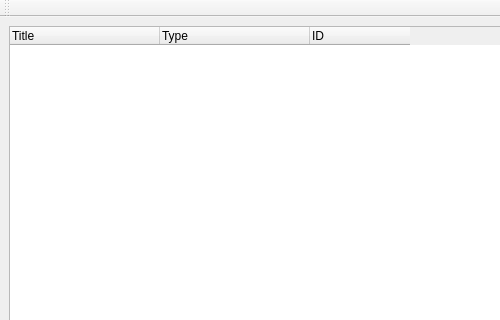
First picture: the form in ui/TailoringWindow.ui, repository OpenSCAP/scap-workbench, before the edit; both pictures show x 0 to 500 and y 0 to 320 of the 1000 by 727 pixel window.
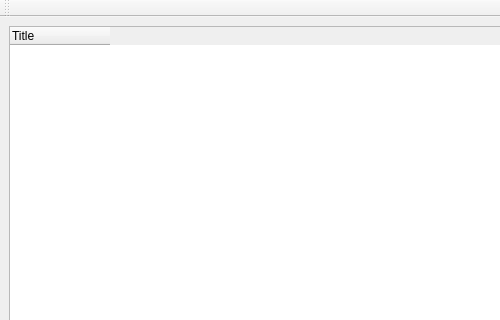
Second picture: the form after the edit.

Commit message: Use icons in tailoring window instead of another column for XCCDF item type

```diff
--- a/ui/TailoringWindow.ui
+++ b/ui/TailoringWindow.ui
@@ -20,6 +20,15 @@
    <layout class="QVBoxLayout" name="verticalLayout">
     <item>
      <widget class="QTreeWidget" name="itemsTree">
+      <property name="iconSize">
+       <size>
+        <width>22</width>
+        <height>22</height>
+       </size>
+      </property>
+      <property name="uniformRowHeights">
+       <bool>true</bool>
+      </property>
       <attribute name="headerDefaultSectionSize">
        <number>150</number>
       </attribute>
@@ -31,16 +40,6 @@
         <string>Title</string>
        </property>
       </column>
-      <column>
-       <property name="text">
-        <string>Type</string>
-       </property>
-      </column>
-      <column>
-       <property name="text">
-        <string>ID</string>
-       </property>
-      </column>
      </widget>
     </item>
     <item>
```
The commit also changes 6 other files.
